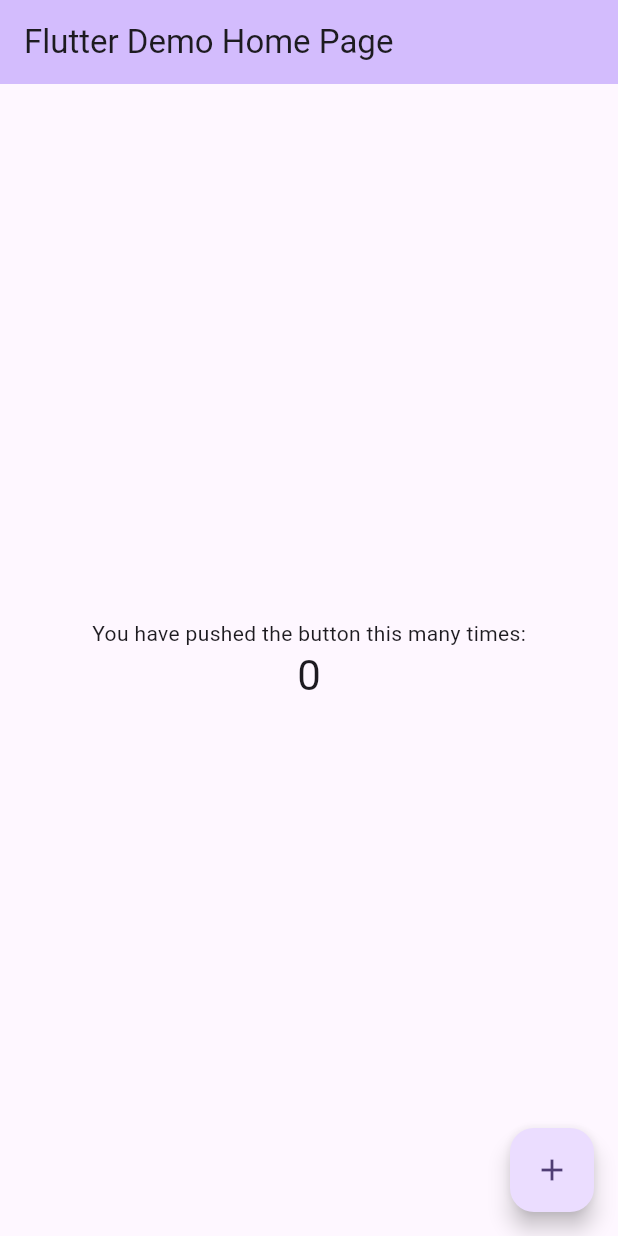
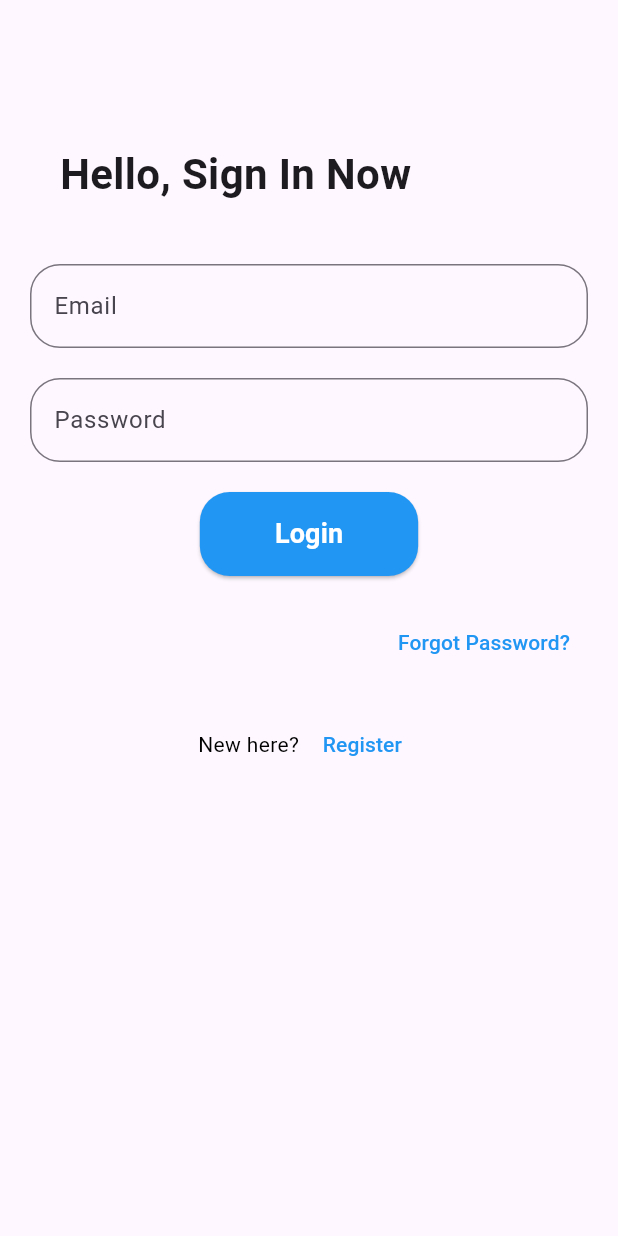
Before and after one commit to Libanad/Flutter_Blog_To_App, a Flutter app: the screen it shows after launch, on a phone screen of 412 x 824 dp. Run offline on Flutter 3.47's test engine with Material 3 defaults, Android fonts, the phone set to English and light mode, and no system bars.

Commit message:
commit done in another branch

```diff
--- a/lib/main.dart
+++ b/lib/main.dart
@@ -1,3 +1,4 @@
+import 'package:blog_app/screens/splash_screen.dart';
 import 'package:flutter/material.dart';
 
 void main() {
@@ -10,116 +11,10 @@ class MyApp extends StatelessWidget {
   // This widget is the root of your application.
   @override
   Widget build(BuildContext context) {
-    return MaterialApp(
-      title: 'Flutter Demo',
-      theme: ThemeData(
-        // This is the theme of your application.
-        //
-        // TRY THIS: Try running your application with "flutter run". You'll see
-        // the application has a purple toolbar. Then, without quitting the app,
-        // try changing the seedColor in the colorScheme below to Colors.green
-        // and then invoke "hot reload" (save your changes or press the "hot
-        // reload" button in a Flutter-supported IDE, or press "r" if you used
-        // the command line to start the app).
-        //
-        // Notice that the counter didn't reset back to zero; the application
-        // state is not lost during the reload. To reset the state, use hot
-        // restart instead.
-        //
-        // This works for code too, not just values: Most code changes can be
-        // tested with just a hot reload.
-        colorScheme: ColorScheme.fromSeed(seedColor: Colors.deepPurple),
-        useMaterial3: true,
-      ),
-      home: const MyHomePage(title: 'Flutter Demo Home Page'),
+    return const MaterialApp(
+      debugShowCheckedModeBanner: false,
+
+      home: SplashScreen(),
     );
   }
 }
-
-class MyHomePage extends StatefulWidget {
-  const MyHomePage({super.key, required this.title});
-
-  // This widget is the home page of your application. It is stateful, meaning
-  // that it has a State object (defined below) that contains fields that affect
-  // how it looks.
-
-  // This class is the configuration for the state. It holds the values (in this
-  // case the title) provided by the parent (in this case the App widget) and
-  // used by the build method of the State. Fields in a Widget subclass are
-  // always marked "final".
-
-  final String title;
-
-  @override
-  State<MyHomePage> createState() => _MyHomePageState();
-}
-
-class _MyHomePageState extends State<MyHomePage> {
-  int _counter = 0;
-
-  void _incrementCounter() {
-    setState(() {
-      // This call to setState tells the Flutter framework that something has
-      // changed in this State, which causes it to rerun the build method below
-      // so that the display can reflect the updated values. If we changed
-      // _counter without calling setState(), then the build method would not be
-      // called again, and so nothing would appear to happen.
-      _counter++;
-    });
-  }
-
-  @override
-  Widget build(BuildContext context) {
-    // This method is rerun every time setState is called, for instance as done
-    // by the _incrementCounter method above.
-    //
-    // The Flutter framework has been optimized to make rerunning build methods
-    // fast, so that you can just rebuild anything that needs updating rather
-    // than having to individually change instances of widgets.
-    return Scaffold(
-      appBar: AppBar(
-        // TRY THIS: Try changing the color here to a specific color (to
-        // Colors.amber, perhaps?) and trigger a hot reload to see the AppBar
-        // change color while the other colors stay the same.
-        backgroundColor: Theme.of(context).colorScheme.inversePrimary,
-        // Here we take the value from the MyHomePage object that was created by
-        // the App.build method, and use it to set our appbar title.
-        title: Text(widget.title),
-      ),
-      body: Center(
-        // Center is a layout widget. It takes a single child and positions it
-        // in the middle of the parent.
-        child: Column(
-          // Column is also a layout widget. It takes a list of children and
-          // arranges them vertically. By default, it sizes itself to fit its
-          // children horizontally, and tries to be as tall as its parent.
-          //
-          // Column has various properties to control how it sizes itself and
-          // how it positions its children. Here we use mainAxisAlignment to
-          // center the children vertically; the main axis here is the vertical
-          // axis because Columns are vertical (the cross axis would be
-          // horizontal).
-          //
-          // TRY THIS: Invoke "debug painting" (choose the "Toggle Debug Paint"
-          // action in the IDE, or press "p" in the console), to see the
-          // wireframe for each widget.
-          mainAxisAlignment: MainAxisAlignment.center,
-          children: <Widget>[
-            const Text(
-              'You have pushed the button this many times:',
-            ),
-            Text(
-              '$_counter',
-              style: Theme.of(context).textTheme.headlineMedium,
-            ),
-          ],
-        ),
-      ),
-      floatingActionButton: FloatingActionButton(
-        onPressed: _incrementCounter,
-        tooltip: 'Increment',
-        child: const Icon(Icons.add),
-      ), // This trailing comma makes auto-formatting nicer for build methods.
-    );
-  }
-}
--- /dev/null
+++ b/lib/screens/login_screen.dart
@@ -0,0 +1,161 @@
+
+import 'package:blog_app/screens/dashboard_screen.dart';
+import 'package:blog_app/screens/register_scrreen.dart';
+import 'package:flutter/material.dart';
+
+class LoginScreen extends StatelessWidget {
+  const LoginScreen({super.key,});
+
+  @override
+  Widget build(BuildContext context) {
+    return Scaffold(
+      appBar: AppBar(),
+      body: SingleChildScrollView(
+        child: Padding(
+          padding: const EdgeInsets.all(20.0),
+          child: Column(
+            crossAxisAlignment: CrossAxisAlignment.start,
+            children: [
+              const Padding(
+                padding: EdgeInsets.all(20.0),
+                child: Text(
+                  'Hello, Sign In Now',
+                  style: TextStyle(fontSize: 28, fontWeight: FontWeight.bold),
+                ),
+              ),
+              const SizedBox(height: 20),
+              const LoginForm(),
+              const SizedBox(height: 20),
+              Align(
+                alignment: Alignment.centerRight,
+                child: TextButton(
+                  onPressed: () {
+                    // Handle Forgot Password
+                    // Navigator.of(context).pop();
+                  },
+                  child: const Text(
+                    'Forgot Password?',
+                    style: TextStyle(color: Colors.blue),
+                  ),
+                ),
+              ),
+              const SizedBox(height: 20),
+              Row(
+                mainAxisAlignment: MainAxisAlignment.center,
+                children: [
+                  const Text(
+                    'New here? ',
+                    style: TextStyle(color: Colors.black),
+                  ),
+                  TextButton(
+                    onPressed: () {
+                      // Handle Registration
+                      // Navigator.of(context).push(MaterialPageRoute(builder: (context) => const RegisterScreen(),));
+                      Navigator.of(context).pushAndRemoveUntil(MaterialPageRoute(builder: (context) => const RegisterScreen(),), (route) => false);
+                    },
+                    child: const Text(
+                      'Register',
+                      style: TextStyle(color: Colors.blue),
+                    ),
+                  ),
+                ],
+              ),
+            ],
+          ),
+        ),
+      ),
+    );
+  }
+}
+
+class LoginForm extends StatefulWidget {
+  const LoginForm({super.key});
+
+  @override
+  _LoginFormState createState() => _LoginFormState();
+}
+
+class _LoginFormState extends State<LoginForm> {
+  final TextEditingController _emailController = TextEditingController();
+  final TextEditingController _passwordController = TextEditingController();
+  final GlobalKey<FormState> _formKey = GlobalKey<FormState>();
+
+  Future<void> _login() async {
+    if (_formKey.currentState!.validate()) {
+      final String email = _emailController.text.trim();
+      final String password = _passwordController.text.trim();
+
+      // Perform login logic
+      // await Future.delayed(const Duration(seconds: 2));
+Navigator.of(context).push(MaterialPageRoute(builder: (context) => const DashboardScreen(),));
+    //  Navigator.of(context).pushAndRemoveUntil(MaterialPageRoute(builder: (context) => BlogDashboard(),), (route) => false);
+    }
+  }
+
+  @override
+  Widget build(BuildContext context) {
+    return Form(
+      key: _formKey,
+      child: Column(
+        mainAxisAlignment: MainAxisAlignment.center,
+        crossAxisAlignment: CrossAxisAlignment.center,
+        children: [
+          TextFormField(
+            controller: _emailController,
+            decoration: InputDecoration(
+              labelText: 'Email',
+              border: OutlineInputBorder(
+                borderRadius: BorderRadius.circular(20),
+              ),
+            ),
+            validator: (value) {
+              if (value!.isEmpty) {
+                return 'Please enter your email';
+              } else if (!value.contains('@')) {
+                return 'Please enter a valid email';
+              }
+              return null;
+            },
+          ),
+          const SizedBox(height: 20),
+          TextFormField(
+            controller: _passwordController,
+            decoration: InputDecoration(
+              labelText: 'Password',
+              border: OutlineInputBorder(
+                borderRadius: BorderRadius.circular(20),
+              ),
+            ),
+            obscureText: true,
+            validator: (value) {
+              if (value!.isEmpty) {
+                return 'Please enter your password';
+              }
+              return null;
+            },
+          ),
+          const SizedBox(height: 20),
+          ElevatedButton(
+            onPressed: _login,
+            style: ElevatedButton.styleFrom(
+              padding: const EdgeInsets.symmetric(horizontal: 50, vertical: 15),
+              backgroundColor: Colors.blue,
+              shape: RoundedRectangleBorder(
+                borderRadius: BorderRadius.circular(20),
+              ),
+            ),
+            child: const Text(
+              'Login',
+              style: TextStyle(
+                fontSize: 18,
+                fontWeight: FontWeight.bold,
+                color: Colors.white
+
+              ),
+            ),
+          ),
+        ],
+      ),
+    );
+  }
+}
--- a/pubspec.yaml
+++ b/pubspec.yaml
@@ -59,9 +59,9 @@ flutter:
   uses-material-design: true
 
   # To add assets to your application, add an assets section, like this:
-  # assets:
-  #   - images/a_dot_burr.jpeg
-  #   - images/a_dot_ham.jpeg
+  assets:
+    - assets/images/blog.jpeg
+    # - images/a_dot_ham.jpeg
 
   # An image asset can refer to one or more resolution-specific "variants", see
   # https://flutter.dev/assets-and-images/#resolution-aware
```
Also changed, not shown: lib/screens/dashboard_screen.dart (added, +95 -0 lines), lib/screens/register_scrreen.dart (added, +216 -0 lines), lib/screens/splash_screen.dart (added, +40 -0 lines), assets/images/blog.jpeg (added).
